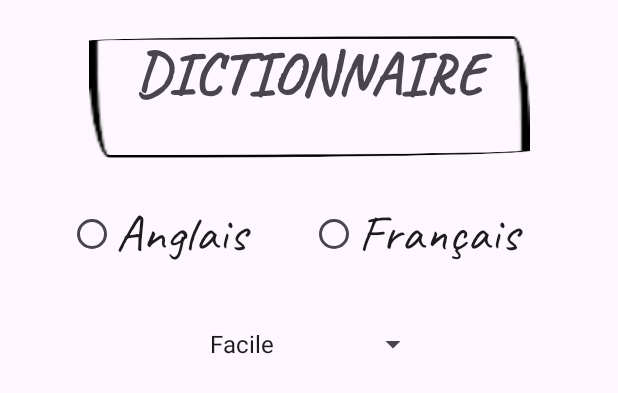
After one commit to Jxddiss/jeu_pendu, an Android app: the layout activity_dictionnaire.xml on its own in the app's theme, with its tools: preview values and no code run, on a phone screen of 412 x 824 dp. The commit adds this screen. Shown: the top 393 px of the screen. Run offline under Robolectric (Android 15) with nearby library versions, the phone set to English and light mode, and no system bars.

Commit message:
ajout première partie du dictionnaire

```diff
--- /dev/null
+++ b/app/src/main/res/layout/activity_dictionnaire.xml
@@ -0,0 +1,67 @@
+<?xml version="1.0" encoding="utf-8"?>
+<androidx.constraintlayout.widget.ConstraintLayout xmlns:android="http://schemas.android.com/apk/res/android"
+    xmlns:app="http://schemas.android.com/apk/res-auto"
+    xmlns:tools="http://schemas.android.com/tools"
+    android:id="@+id/spinner"
+    android:layout_width="match_parent"
+    android:layout_height="match_parent">
+
+    <TextView
+        android:id="@+id/textView"
+        android:layout_width="294dp"
+        android:layout_height="81dp"
+        android:layout_marginTop="24dp"
+        android:background="@drawable/btn_background"
+        android:fontFamily="@font/caveat"
+        android:outlineProvider="none"
+        android:text="@string/dictionnaire"
+        android:textAlignment="center"
+        android:textAllCaps="true"
+        android:textSize="40sp"
+        android:textStyle="bold"
+        app:layout_constraintEnd_toEndOf="parent"
+        app:layout_constraintStart_toStartOf="parent"
+        app:layout_constraintTop_toTopOf="parent" />
+
+    <RadioGroup
+        android:id="@+id/radioGroup"
+        android:layout_width="wrap_content"
+        android:layout_height="wrap_content"
+        android:orientation="horizontal"
+        app:layout_constraintBottom_toBottomOf="parent"
+        app:layout_constraintEnd_toEndOf="parent"
+        app:layout_constraintStart_toStartOf="parent"
+        app:layout_constraintTop_toBottomOf="@+id/textView"
+        app:layout_constraintVertical_bias="0.04000002">
+
+        <RadioButton
+            android:id="@+id/boutonAnglais"
+            android:layout_width="161dp"
+            android:layout_height="wrap_content"
+            android:fontFamily="@font/caveat"
+            android:text="@string/anglais"
+            android:textSize="34sp" />
+
+        <RadioButton
+            android:id="@+id/boutonFrancais"
+            android:layout_width="160dp"
+            android:layout_height="wrap_content"
+            android:fontFamily="@font/caveat"
+            android:text="@string/francais"
+            android:textSize="34sp" />
+    </RadioGroup>
+
+    <Spinner
+        style="@style/SpinnerItemFont"
+        android:layout_width="162dp"
+        android:layout_height="60dp"
+        android:layout_marginTop="19dp"
+        android:entries="@array/mode"
+        android:spinnerDropDownItemStyle="@style/SpinnerItemFont"
+
+        app:layout_constraintEnd_toEndOf="parent"
+        app:layout_constraintHorizontal_bias="0.497"
+        app:layout_constraintStart_toStartOf="parent"
+        app:layout_constraintTop_toBottomOf="@+id/radioGroup" />
+
+</androidx.constraintlayout.widget.ConstraintLayout>
--- /dev/null
+++ b/app/src/main/res/values/array.xml
@@ -0,0 +1,12 @@
+<?xml version="1.0" encoding="utf-8"?>
+<resources>
+    <string-array name="mode">
+        <item>@string/facile</item>
+        <item>@string/normal</item>
+        <item>@string/difficile</item>
+    </string-array>
+
+
+
+
+</resources>
--- a/app/src/main/res/values/strings.xml
+++ b/app/src/main/res/values/strings.xml
@@ -5,6 +5,9 @@
     <string name="jeu_du_pendu">Jeu du pendu!</string>
     <string name="historique">Historique</string>
     <string name="choix_language">Choisissez votre langue:</string>
+    <string name="dictionnaire">Dictionnaire</string>
+    <string name="anglais">Anglais</string>
+    <string name="francais">Français</string>
     <string name="lettre_a" translatable="false">Lettre A</string>
     <string name="lettre_b" translatable="false">Lettre B</string>
     <string name="lettre_c" translatable="false">Lettre C</string>
@@ -30,4 +33,8 @@
     <string name="lettre_x" translatable="false">Lettre X</string>
     <string name="lettre_y" translatable="false">Lettre Y</string>
     <string name="lettre_z" translatable="false">Lettre Z</string>
+    <string name="facile">Facile</string>
+    <string name="normal">Normal</string>
+    <string name="difficile">Difficile</string>
+
 </resources>
--- /dev/null
+++ b/app/src/main/res/values/style.xml
@@ -0,0 +1,6 @@
+<?xml version="1.0" encoding="utf-8"?>
+<resources>
+    <style name="SpinnerItemFont" parent="@android:style/Widget.Holo.DropDownItem.Spinner">
+        <item name="android:fontFamily">@font/caveat</item>
+    </style>
+</resources>
```
Also changed, not shown: 1 other file.
